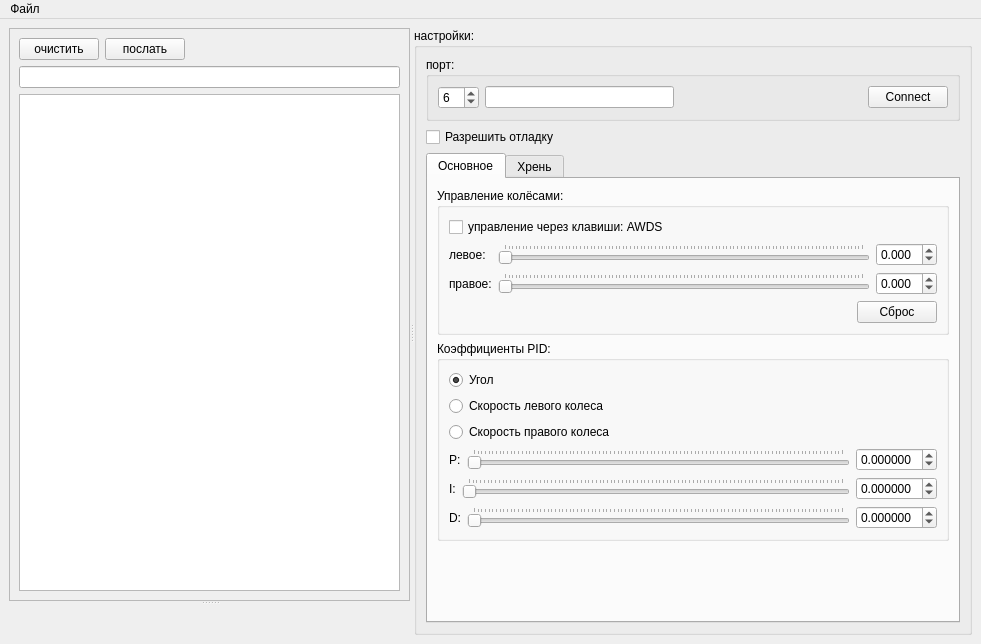
The window that python_test/interface/main_window.ui (AlexLexx706/robocar) describes before a commit, drawn with Qt 5.
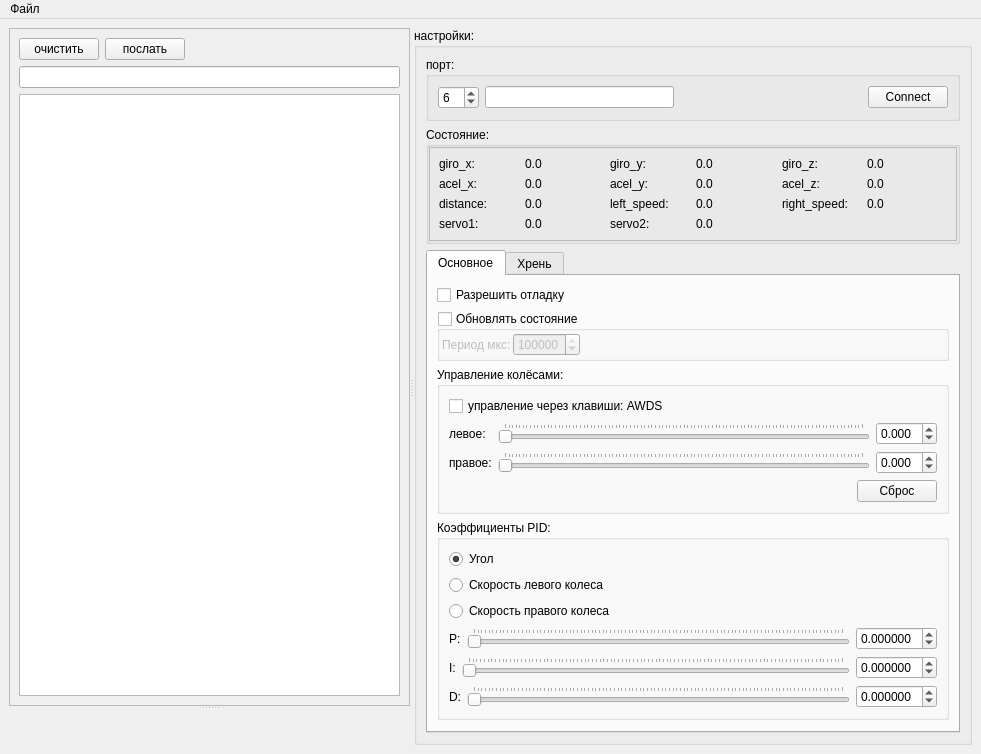
The same window after the commit. The open tabs and pages were chosen to show the change. Icons and pictures are not drawn. Custom widgets are drawn as their Qt base class.

Commit message: Вывел информацию о состояние датчиков машинки в отдельный виджет. Разделил отладочную информацию от данных. Реализовал мониторинг состояния без пулинга, машина шлёт инфу о себе с заданным периодом. На данном этапе, самым тормозным местом является ультрасоник. Нужно продолжить попытки юзать прерывания для забора данных!!!

Diff of the .ui file:
```diff
--- a/python_test/interface/main_window.ui
+++ b/python_test/interface/main_window.ui
@@ -7,7 +7,7 @@
     <x>0</x>
     <y>0</y>
     <width>981</width>
-    <height>644</height>
+    <height>684</height>
    </rect>
   </property>
   <property name="windowTitle">
@@ -150,10 +150,184 @@
          </widget>
         </item>
         <item row="1" column="0">
-         <widget class="QCheckBox" name="checkBox_enable_debug">
-          <property name="text">
-           <string>Разрешить отладку</string>
+         <widget class="QGroupBox" name="groupBox_5">
+          <property name="title">
+           <string>Состояние:</string>
           </property>
+          <layout class="QVBoxLayout" name="verticalLayout_6">
+           <property name="spacing">
+            <number>0</number>
+           </property>
+           <property name="margin">
+            <number>0</number>
+           </property>
+           <item>
+            <widget class="QFrame" name="frame">
+             <property name="frameShape">
+              <enum>QFrame::StyledPanel</enum>
+             </property>
+             <property name="frameShadow">
+              <enum>QFrame::Raised</enum>
+             </property>
+             <layout class="QGridLayout" name="gridLayout_3">
+              <item row="0" column="2">
+               <widget class="QLabel" name="label_10">
+                <property name="text">
+                 <string>giro_y:</string>
+                </property>
+               </widget>
+              </item>
+              <item row="0" column="3">
+               <widget class="QLabel" name="label_giro_y">
+                <property name="text">
+                 <string>0.0</string>
+                </property>
+               </widget>
+              </item>
+              <item row="0" column="4">
+               <widget class="QLabel" name="label_12">
+                <property name="text">
+                 <string>giro_z:</string>
+                </property>
+               </widget>
+              </item>
+              <item row="0" column="5">
+               <widget class="QLabel" name="label_giro_z">
+                <property name="text">
+                 <string>0.0</string>
+                </property>
+               </widget>
+              </item>
+              <item row="4" column="3">
+               <widget class="QLabel" name="label_servo_2">
+                <property name="text">
+                 <string>0.0</string>
+                </property>
+               </widget>
+              </item>
+              <item row="4" column="2">
+               <widget class="QLabel" name="label_16">
+                <property name="text">
+                 <string>servo2:</string>
+                </property>
+               </widget>
+              </item>
+              <item row="4" column="1">
+               <widget class="QLabel" name="label_servo_1">
+                <property name="text">
+                 <string>0.0</string>
+                </property>
+               </widget>
+              </item>
+              <item row="4" column="0">
+               <widget class="QLabel" name="label_14">
+                <property name="text">
+                 <string>servo1:</string>
+                </property>
+               </widget>
+              </item>
+              <item row="0" column="0">
+               <widget class="QLabel" name="label_6">
+                <property name="text">
+                 <string>giro_x:</string>
+                </property>
+               </widget>
+              </item>
+              <item row="0" column="1">
+               <widget class="QLabel" name="label_giro_x">
+                <property name="text">
+                 <string>0.0</string>
+                </property>
+               </widget>
+              </item>
+              <item row="2" column="0">
+               <widget class="QLabel" name="label_13">
+                <property name="text">
+                 <string>distance:</string>
+                </property>
+               </widget>
+              </item>
+              <item row="2" column="1">
+               <widget class="QLabel" name="label_distance">
+                <property name="text">
+                 <string>0.0</string>
+                </property>
+               </widget>
+              </item>
+              <item row="2" column="5">
+               <widget class="QLabel" name="label_right_speed">
+                <property name="text">
+                 <string>0.0</string>
+                </property>
+               </widget>
+              </item>
+              <item row="2" column="3">
+               <widget class="QLabel" name="label_left_speed">
+                <property name="text">
+                 <string>0.0</string>
+                </property>
+               </widget>
+              </item>
+              <item row="2" column="4">
+               <widget class="QLabel" name="label_19">
+                <property name="text">
+                 <string>right_speed:</string>
+                </property>
+               </widget>
+              </item>
+              <item row="2" column="2">
+               <widget class="QLabel" name="label_15">
+                <property name="text">
+                 <string>left_speed:</string>
+                </property>
+               </widget>
+              </item>
+              <item row="1" column="0">
+               <widget class="QLabel" name="label_9">
+                <property name="text">
+                 <string>acel_x:</string>
+                </property>
+               </widget>
+              </item>
+              <item row="1" column="1">
+               <widget class="QLabel" name="label_acel_x">
+                <property name="text">
+                 <string>0.0</string>
+                </property>
+               </widget>
+              </item>
+              <item row="1" column="2">
+               <widget class="QLabel" name="label_11">
+                <property name="text">
+                 <string>acel_y:</string>
+                </property>
+               </widget>
+              </item>
+              <item row="1" column="3">
+               <widget class="QLabel" name="label_acel_y">
+                <property name="text">
+                 <string>0.0</string>
+                </property>
+               </widget>
+              </item>
+              <item row="1" column="4">
+               <widget class="QLabel" name="label_21">
+                <property name="text">
+                 <string>acel_z:</string>
+                </property>
+               </widget>
+              </item>
+              <item row="1" column="5">
+               <widget class="QLabel" name="label_acel_z">
+                <property name="text">
+                 <string>0.0</string>
+                </property>
+               </widget>
+              </item>
+             </layout>
+            </widget>
+           </item>
+          </layout>
          </widget>
         </item>
         <item row="2" column="0">
@@ -166,6 +340,67 @@
             <string>Основное</string>
            </attribute>
            <layout class="QVBoxLayout" name="verticalLayout_4">
+            <item>
+             <widget class="QCheckBox" name="checkBox_enable_debug">
+              <property name="text">
+               <string>Разрешить отладку</string>
+              </property>
+             </widget>
+            </item>
+            <item>
+             <widget class="QGroupBox" name="groupBox_update_state">
+              <property name="title">
+               <string>Обновлять состояние</string>
+              </property>
+              <property name="checkable">
+               <bool>true</bool>
+              </property>
+              <property name="checked">
+               <bool>false</bool>
+              </property>
+              <layout class="QHBoxLayout" name="horizontalLayout_7">
+               <property name="spacing">
+                <number>2</number>
+               </property>
+               <property name="margin">
+                <number>2</number>
+               </property>
+               <item>
+                <widget class="QLabel" name="label_8">
+                 <property name="text">
+                  <string>Период мкс:</string>
+                 </property>
+                </widget>
+               </item>
+               <item>
+                <widget class="QSpinBox" name="spinBox_info_period">
+                 <property name="minimum">
+                  <number>10000</number>
+                 </property>
+                 <property name="maximum">
+                  <number>10000000</number>
+                 </property>
+                 <property name="value">
+                  <number>1000000</number>
+                 </property>
+                </widget>
+               </item>
+               <item>
+                <spacer name="horizontalSpacer_4">
+                 <property name="orientation">
+                  <enum>Qt::Horizontal</enum>
+                 </property>
+                 <property name="sizeHint" stdset="0">
+                  <size>
+                   <width>40</width>
+                   <height>20</height>
+                  </size>
+                 </property>
+                </spacer>
+               </item>
+              </layout>
+             </widget>
+            </item>
             <item>
              <widget class="QGroupBox" name="groupBox_4">
               <property name="title">
```
Left out of the diff: 4 changed lines with no effect on the pictures. The commit also changes 14 other files.
